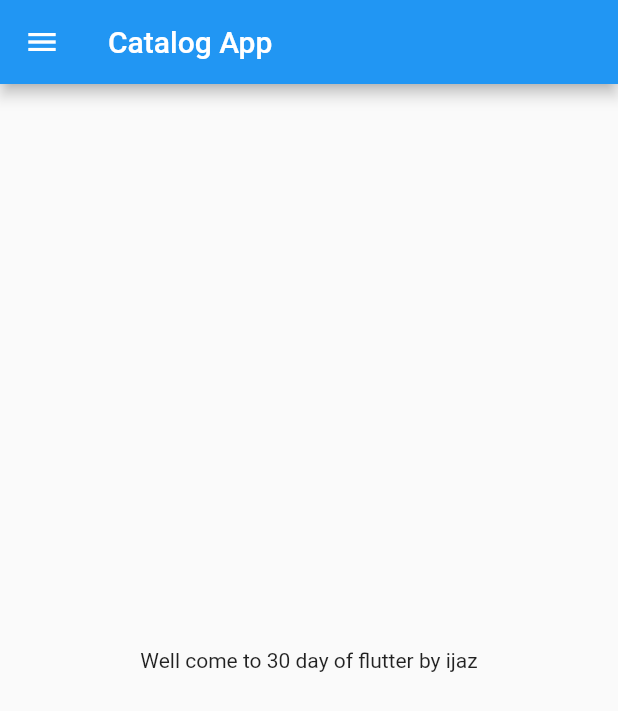
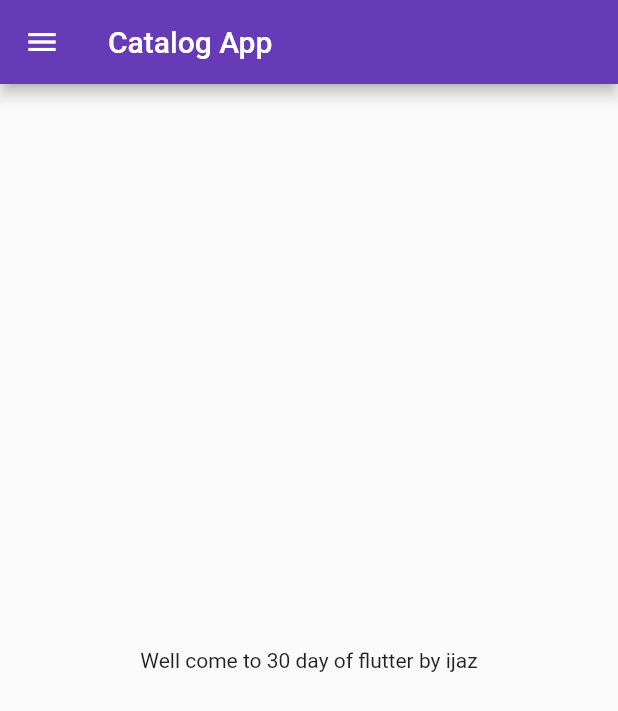
Before and after one commit to IjazAhmaid/Flutter8hours, a Flutter app: the screen it shows after launch, on a phone screen of 412 x 824 dp. Shown: the top 711 px of the screen. Run offline on Flutter 3.47's test engine with Material 2 defaults, Android fonts, the phone set to English and light mode, and no system bars.

Commit message:
Day3 completed

```diff
--- a/lib/main.dart
+++ b/lib/main.dart
@@ -1,5 +1,7 @@
 import 'package:flutter/material.dart';
-import 'package:project8hours/home_page.dart';
+import 'package:project8hours/pages/home_page.dart';
+//import 'package:project8hours/pages/home_page.dart';
+import 'package:project8hours/pages/login_page.dart';
 
 void main() {
   runApp(const MyApp());
@@ -10,6 +12,15 @@
 
   @override
   Widget build(BuildContext context) {
-    return const MaterialApp(home: HomePage());
+    return MaterialApp(
+        //home: const HomePage(),
+        themeMode: ThemeMode.light,
+        theme: ThemeData(primarySwatch: Colors.deepPurple),
+        darkTheme: ThemeData(brightness: Brightness.dark),
+        initialRoute: "/home",
+        routes: {
+          "/": (context) => const LoginPage(),
+          "/home": (context) => const HomePage(),
+        });
   }
 }
```
Also changed, not shown: lib/pages/login_page.dart (added, +20 -0 lines), lib/pages/home_page.dart (renamed from lib/home_page.dart).
